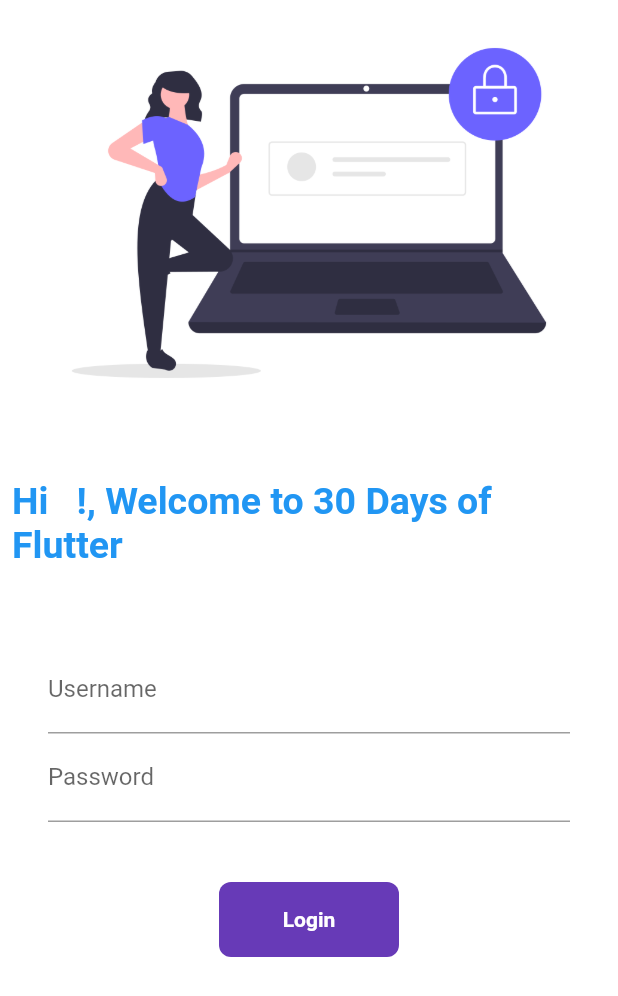
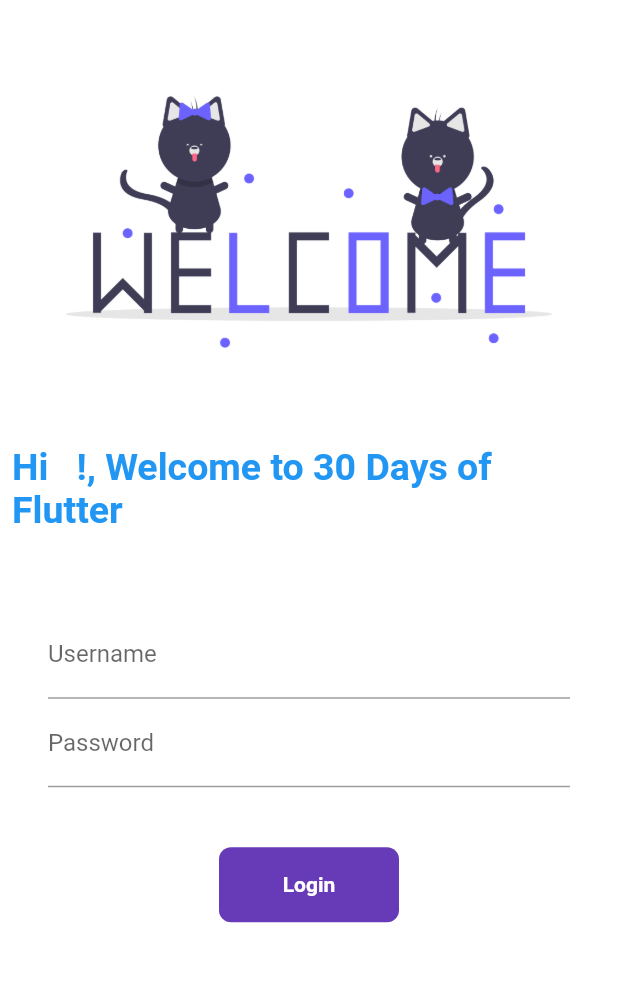
Before and after one commit to AndroidDeveloper3005/thirty-day, a Flutter app: the screen it shows after launch, on a phone screen of 412 x 824 dp. Shown: the top 996 px of the screen. Run offline on Flutter 3.47's test engine with Material 2 defaults, Android fonts, the phone set to English and light mode, and no system bars.

Commit message:
Form | TextField Validation | Ink

```diff
--- a/lib/pages/loginPage.dart
+++ b/lib/pages/loginPage.dart
@@ -12,15 +12,33 @@ class LoginPage extends StatefulWidget {
 class _LoginPageState extends State<LoginPage> {
   String name = " ";
   bool changeButton = false;
+  final _formKey = GlobalKey<FormState>();
+
+  moveToHome(BuildContext context) async {
+    if (_formKey.currentState!.validate()) {
+      setState(() {
+        changeButton = true;
+      });
+      await Future.delayed(const Duration(seconds: 1));
+      await Navigator.pushNamed(context, MyRoutes.homeRoutes);
+      setState(() {
+        changeButton = false;
+      });
+    }
+  }
+
   @override
   Widget build(BuildContext context) {
     return Material(
       color: Colors.white,
       child: SingleChildScrollView(
+        child: Form(
+          key: _formKey,
           child: Column(
             children: [
+              const SizedBox(height: 35.0),
               Image.asset(
-              "assets/images/images.png",
+                "assets/images/cat.png",
                 fit: BoxFit.cover,
               ),
               const SizedBox(height: 28.0),
@@ -36,14 +54,20 @@ class _LoginPageState extends State<LoginPage> {
               ),
               const SizedBox(height: 28.0),
               Padding(
-              padding:
-                  const EdgeInsets.symmetric(vertical: 16.0, horizontal: 32.0),
+                padding: const EdgeInsets.symmetric(
+                    vertical: 16.0, horizontal: 32.0),
                 //padding: const EdgeInsets.all(16.0),
                 child: Column(
                   children: [
                     TextFormField(
                       decoration: const InputDecoration(
                           hintText: "Enter Username", labelText: "Username"),
+                      validator: (value) {
+                        if (value!.isEmpty) {
+                          return "Username cannot be empty";
+                        }
+                        return null;
+                      },
                       onChanged: (value) {
                         name = value;
                         setState(() {});
@@ -53,16 +77,22 @@ class _LoginPageState extends State<LoginPage> {
                       obscureText: true,
                       decoration: const InputDecoration(
                           hintText: "Enter Password", labelText: "Password"),
+                      validator: (value) {
+                        if (value!.isEmpty) {
+                          return "Password cannot be empty";
+                        } else if (value.length < 6) {
+                          return "Password length should be atleast 6";
+                        }
+                        return null;
+                      },
                     ),
                     const SizedBox(height: 40.0),
-                  InkWell(
-                    onTap: () async {
-                      setState(() {
-                        changeButton = true;
-                      });
-                      await Future.delayed(const Duration(seconds: 1));
-                      Navigator.pushNamed(context, MyRoutes.homeRoutes);
-                    },
+                    Material(
+                      color: Colors.deepPurple,
+                      borderRadius:
+                          BorderRadius.circular(changeButton ? 50 : 8),
+                      child: InkWell(
+                        onTap: () => moveToHome(context),
                         child: AnimatedContainer(
                           duration: const Duration(seconds: 1),
                           width: changeButton ? 50 : 120,
@@ -77,30 +107,16 @@ class _LoginPageState extends State<LoginPage> {
                                   style: TextStyle(
                                       color: Colors.white,
                                       fontWeight: FontWeight.bold)),
-                      decoration: BoxDecoration(
-                          color: Colors.deepPurple,
-                          /*shape: changeButton
-                              ? BoxShape.circle
-                              : BoxShape.rectangle*/
-                          borderRadius:
-                              BorderRadius.circular(changeButton ? 50 : 8)),
                         ),
                       ),
-                  /* ElevatedButton(
-                    onPressed: () {
-                      //print("Hi Himel");
-                      Navigator.pushNamed(context, MyRoutes.homeRoutes);
-                    },
-                    child: const Text("Login"),
-                    style:
-                        TextButton.styleFrom(minimumSize: const Size(150, 40)),
-                  ),*/
+                    ),
                   ],
                 ),
               )
             ],
           ),
         ),
+      ),
     );
   }
 }
```
Also changed, not shown: assets/images/cat.png (added). Lines whose indentation alone changed are shown as unchanged.
